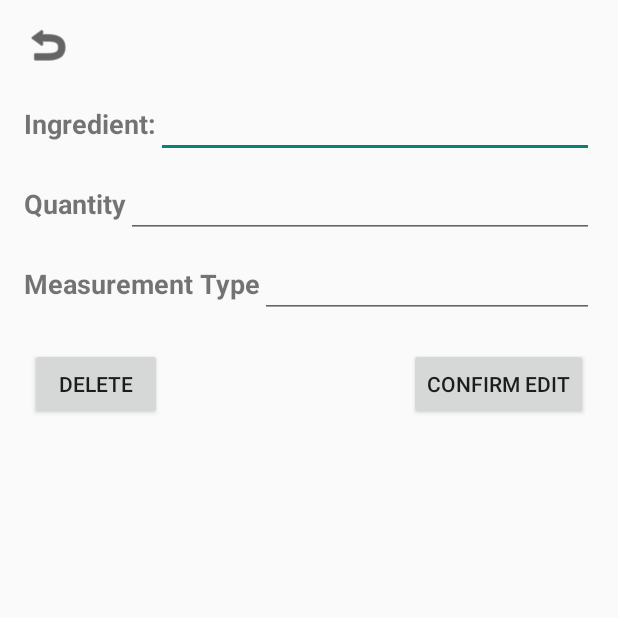
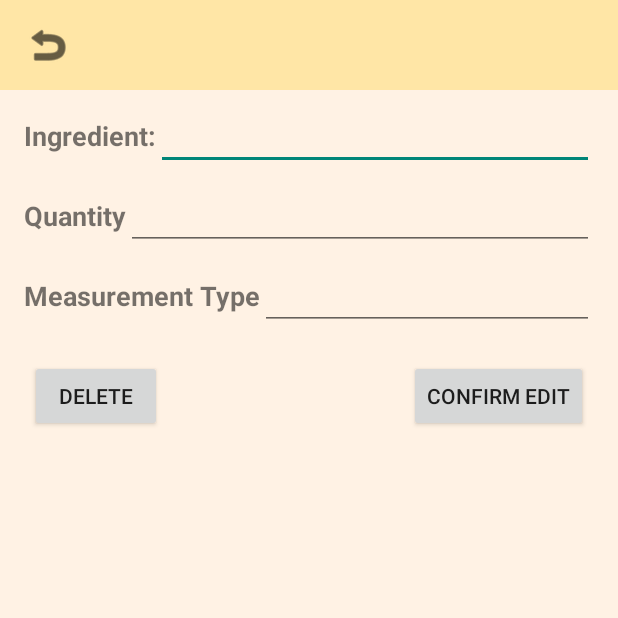
Before and after one commit to SeanCaoile/MobDeve, an Android app: the IngredientEditActivity screen opened directly, with no data from a screen before it, on a phone screen of 412 x 824 dp, the top half of it. Run offline under Robolectric (Android 15) with nearby library versions, the phone set to English and light mode, and no system bars; 3 statements that could not run were skipped.

Commit message:
added yellow background

```diff
--- a/app/src/main/res/layout/activity_edit_ingredient.xml
+++ b/app/src/main/res/layout/activity_edit_ingredient.xml
@@ -5,16 +5,17 @@
     xmlns:tools="http://schemas.android.com/tools"
     android:layout_width="match_parent"
     android:layout_height="match_parent"
+    android:background="@color/lightYellow"
     tools:context=".IngredientEditActivity">
 
     <androidx.constraintlayout.widget.ConstraintLayout
         android:id="@+id/constraintLayout2"
         android:layout_width="match_parent"
         android:layout_height="60dp"
+        android:background="@color/yellow"
         app:layout_constraintEnd_toEndOf="parent"
         app:layout_constraintStart_toStartOf="parent"
         app:layout_constraintTop_toTopOf="parent">
-
 
         <ImageButton
             android:id="@+id/backBtn"
@@ -31,13 +32,12 @@
             app:layout_constraintTop_toTopOf="parent" />
     </androidx.constraintlayout.widget.ConstraintLayout>
 
-
     <LinearLayout
         android:id="@+id/ll1"
         android:layout_width="match_parent"
         android:layout_height="wrap_content"
-        android:layout_marginStart="16dp"
-        android:layout_marginEnd="16dp"
+        android:layout_marginHorizontal="16dp"
+        android:layout_marginTop="8dp"
         android:orientation="horizontal"
         app:layout_constraintEnd_toEndOf="parent"
         app:layout_constraintStart_toStartOf="parent"
--- a/app/src/main/res/layout/activity_new_ingredient.xml
+++ b/app/src/main/res/layout/activity_new_ingredient.xml
@@ -3,6 +3,7 @@
     xmlns:app="http://schemas.android.com/apk/res-auto"
     xmlns:tools="http://schemas.android.com/tools"
     android:id="@+id/linearLayout"
+    android:background="@color/lightYellow"
     android:layout_width="match_parent"
     android:layout_height="match_parent">
 
@@ -11,6 +12,7 @@
         android:layout_width="match_parent"
         android:layout_height="60dp"
         app:layout_constraintEnd_toEndOf="parent"
+        android:background="@color/yellow"
         app:layout_constraintStart_toStartOf="parent"
         app:layout_constraintTop_toTopOf="parent">
 
@@ -23,6 +25,7 @@
             android:layout_alignParentRight="true"
             android:layout_marginStart="16dp"
             android:background="@null"
+            app:tint="@color/black"
             android:src="@android:drawable/ic_menu_revert"
             app:layout_constraintBottom_toBottomOf="parent"
             app:layout_constraintStart_toStartOf="parent"
@@ -35,6 +38,7 @@
         android:layout_height="wrap_content"
         android:layout_marginStart="16dp"
         android:layout_marginEnd="16dp"
+        android:layout_marginTop="20dp"
         android:orientation="horizontal"
         app:layout_constraintEnd_toEndOf="parent"
         app:layout_constraintStart_toStartOf="parent"
```
